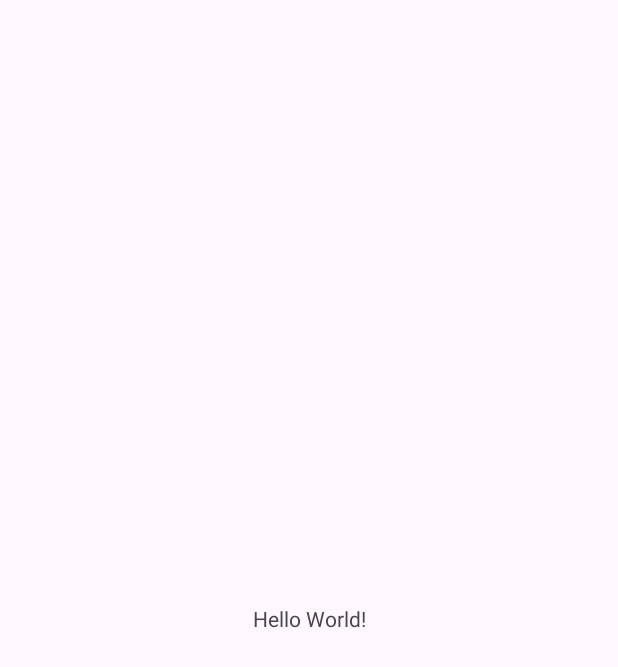
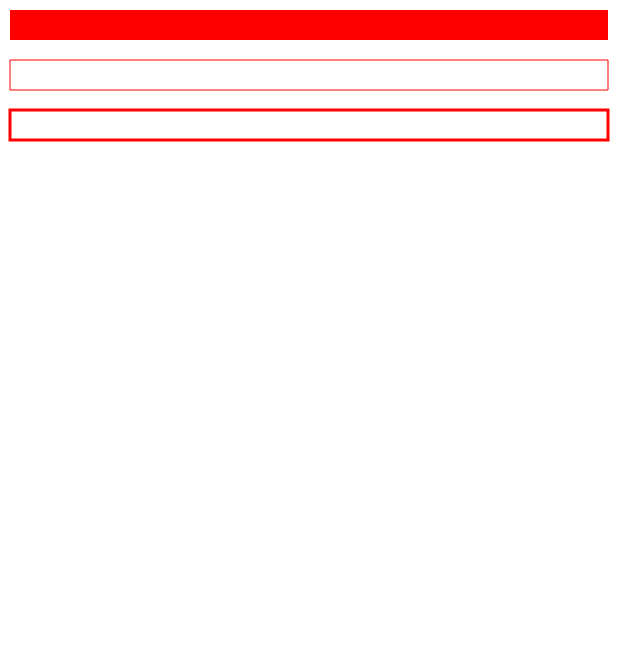
Before and after one commit to elazaroo/androidFirstApp, an Android app: the screen it shows after launch (MainActivity), on a phone screen of 412 x 824 dp. Before the commit the part shown is almost empty. Shown: the top 667 px of the screen. Run offline under Robolectric (Android 15) with nearby library versions, the phone set to English and light mode, and no system bars.

Commit message:
3 ways to make rectangles

```diff
--- a/app/src/main/java/com/example/androidfirstapp/MainActivity.java
+++ b/app/src/main/java/com/example/androidfirstapp/MainActivity.java
@@ -1,9 +1,14 @@
 package com.example.androidfirstapp;
 
+import android.content.Context;
+import android.graphics.Canvas;
+import android.graphics.Paint;
 import android.os.Bundle;
+import android.view.View;
 
 import androidx.activity.EdgeToEdge;
 import androidx.appcompat.app.AppCompatActivity;
+import androidx.constraintlayout.widget.ConstraintLayout;
 import androidx.core.graphics.Insets;
 import androidx.core.view.ViewCompat;
 import androidx.core.view.WindowInsetsCompat;
@@ -15,10 +20,36 @@ public class MainActivity extends AppCompatActivity {
         super.onCreate(savedInstanceState);
         EdgeToEdge.enable(this);
         setContentView(R.layout.activity_main);
-        ViewCompat.setOnApplyWindowInsetsListener(findViewById(R.id.main), (v, insets) -> {
+        ViewCompat.setOnApplyWindowInsetsListener(findViewById(R.id.layout1), (v, insets) -> {
             Insets systemBars = insets.getInsets(WindowInsetsCompat.Type.systemBars());
             v.setPadding(systemBars.left, systemBars.top, systemBars.right, systemBars.bottom);
+
+            ConstraintLayout layout1 = findViewById(R.id.layout1);
+            CanvasX bakground = new CanvasX(this);
+            layout1.addView(bakground);
+
             return insets;
         });
     }
+
+    class CanvasX extends View {
+        public CanvasX(Context context) {
+            super(context);
+        }
+
+        protected void onDraw(Canvas canvas) {
+            canvas.drawRGB(255, 255, 255);
+            int width = canvas.getWidth();
+            Paint brush1 = new Paint();
+
+            brush1.setARGB(255,255,0,0);
+            canvas.drawRect(10, 10, width - 10, 40, brush1);
+
+            brush1.setStyle(Paint.Style.STROKE);
+            canvas.drawRect(10, 60, width -10, 90, brush1);
+
+            brush1.setStrokeWidth(3);
+            canvas.drawRect(10, 110, width -10, 140, brush1);
+        }
+    }
 }
--- a/app/src/main/res/layout/activity_main.xml
+++ b/app/src/main/res/layout/activity_main.xml
@@ -2,18 +2,7 @@
 <androidx.constraintlayout.widget.ConstraintLayout xmlns:android="http://schemas.android.com/apk/res/android"
     xmlns:app="http://schemas.android.com/apk/res-auto"
     xmlns:tools="http://schemas.android.com/tools"
-    android:id="@+id/main"
+    android:id="@+id/layout1"
     android:layout_width="match_parent"
     android:layout_height="match_parent"
-    tools:context=".MainActivity">
-
-    <TextView
-        android:layout_width="wrap_content"
-        android:layout_height="wrap_content"
-        android:text="Hello World!"
-        app:layout_constraintBottom_toBottomOf="parent"
-        app:layout_constraintEnd_toEndOf="parent"
-        app:layout_constraintStart_toStartOf="parent"
-        app:layout_constraintTop_toTopOf="parent" />
-
-</androidx.constraintlayout.widget.ConstraintLayout>
+    tools:context=".MainActivity"/>
```
